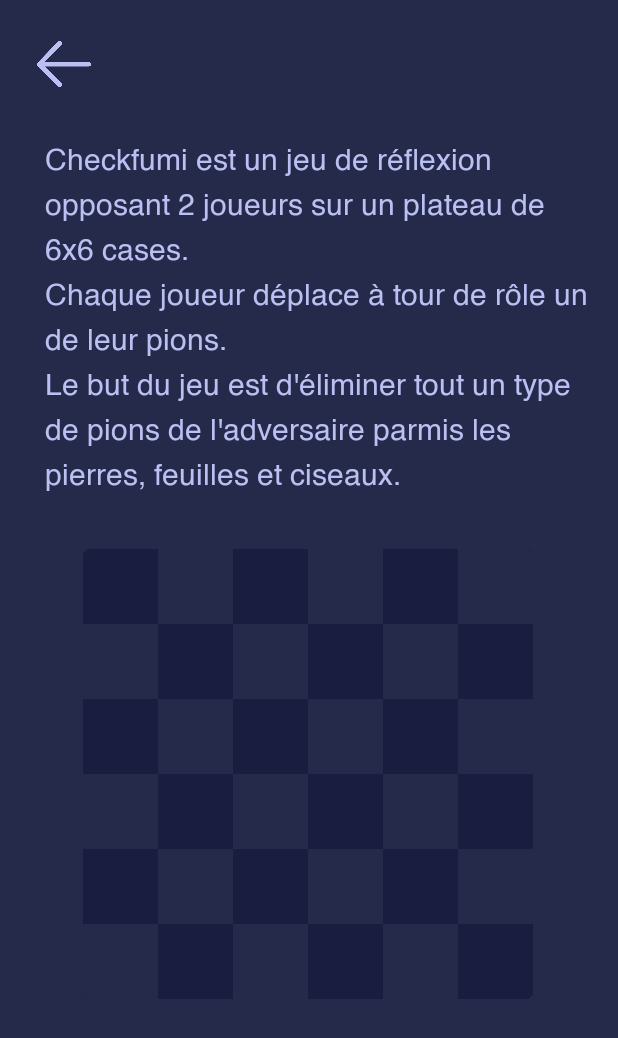
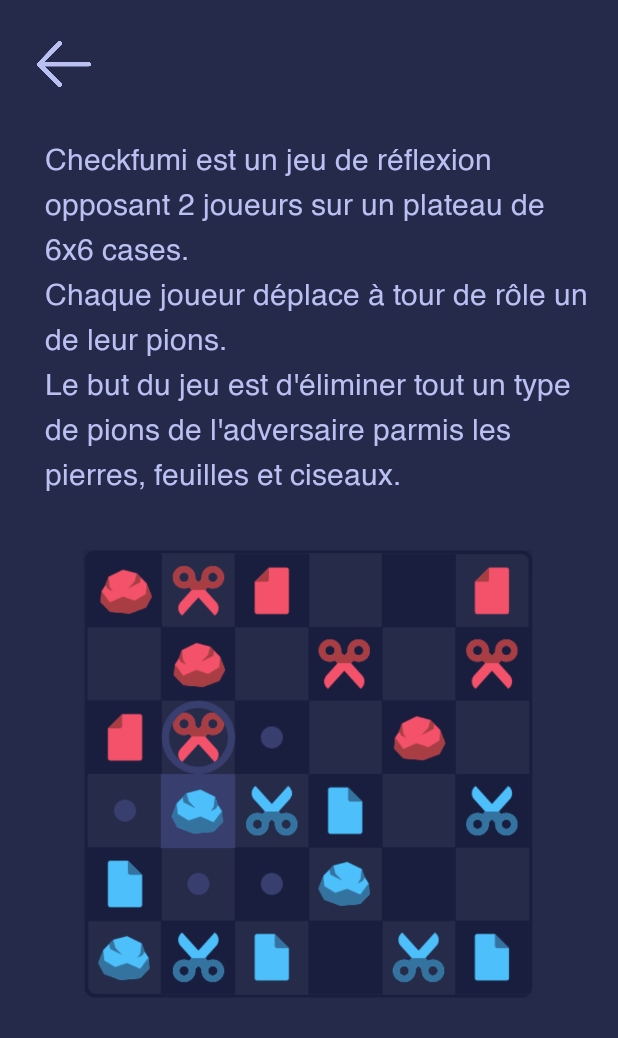
Before and after one commit to ClementJosse/Checkfumi, an Android app: the layout activity_tutoriel.xml on its own in the app's theme, with its tools: preview values and no code run, on a phone screen of 412 x 824 dp. Shown: the top 1038 px of the screen. Run offline under Robolectric (Android 15) with nearby library versions, the phone set to English and light mode, and no system bars.

Commit message:
last version

```diff
--- a/app/src/main/AndroidManifest.xml
+++ b/app/src/main/AndroidManifest.xml
@@ -9,6 +9,9 @@
         android:roundIcon="@mipmap/ic_launcher_round"
         android:supportsRtl="true"
         android:theme="@style/Theme.Checkfumi">
+        <activity
+            android:name=".Tutoriell"
+            android:exported="false" />
         <activity
             android:name=".Splashscreen"
             android:exported="true">
@@ -26,8 +29,7 @@
             android:exported="false" />
         <activity
             android:name=".MainActivity"
-            android:exported="true">
-        </activity>
+            android:exported="true"></activity>
     </application>
 
 </manifest>
--- a/app/src/main/java/fr/esiea/checkfumi/MainActivity.java
+++ b/app/src/main/java/fr/esiea/checkfumi/MainActivity.java
@@ -32,7 +32,7 @@ public class MainActivity extends AppCompatActivity {
         choix2.setOnClickListener(new View.OnClickListener() {
             @Override
             public void onClick(View view) {
-                Intent otherActivity = new Intent(getApplicationContext(), Tuto.class);
+                Intent otherActivity = new Intent(getApplicationContext(), Tutoriel.class);
                 startActivity(otherActivity);
                 finish();
             }
--- a/app/src/main/java/fr/esiea/checkfumi/Tuto.java
+++ /dev/null
@@ -1,13 +0,0 @@
-package fr.esiea.checkfumi;
-
-import android.support.v7.app.AppCompatActivity;
-import android.os.Bundle;
-
-public class Tuto extends AppCompatActivity {
-
-    @Override
-    protected void onCreate(Bundle savedInstanceState) {
-        super.onCreate(savedInstanceState);
-        setContentView(R.layout.activity_tuto);
-    }
-}
--- a/app/src/main/res/layout/activity_tuto.xml
+++ b/app/src/main/res/layout/activity_tutoriel.xml
@@ -3,7 +3,7 @@
     android:layout_width="match_parent"
     android:layout_height="match_parent">
 
-    <LinearLayout xmlns:android="http://schemas.android.com/apk/res/android"
+    <LinearLayout
         android:orientation="vertical"
         android:layout_width="match_parent"
         android:layout_height="match_parent"
@@ -15,27 +15,26 @@
             android:layout_width="65dp"
             android:layout_height="65dp"
             android:layout_marginTop="10dp"
-            android:layout_marginLeft="10dp"
-            android:src="@drawable/fleches"
-            />
+            android:layout_marginStart="10dp"
+            android:src="@drawable/fleches" />
 
         <TextView
             android:layout_width="match_parent"
+            android:layout_height="250dp"
+            android:layout_marginStart="30dp"
+            android:layout_marginTop="15dp"
+            android:layout_marginEnd="20dp"
             android:fontFamily="@font/helvetica"
             android:lineSpacingExtra="10dp"
-            android:layout_height="250dp"
-            android:layout_marginTop="15dp"
-            android:layout_marginLeft="30dp"
-            android:layout_marginRight="20dp"
-            android:text="Checkfumi est un jeu de réflexion opposant 2 joueurs sur un plateau de 6x6 cases.\nChaque joueur déplace à tour de rôle un de leur pions.\nLe but du jeu est d'éliminer tout un type de pions de l'adversaire parmis les pierres, feuilles et ciseaux."
+            android:text="@string/tuto"
             android:textColor="@color/grey1"
-            android:textSize="20dp" />
+            android:textSize="20sp" />
 
         <ImageView
             android:layout_width="300dp"
             android:layout_height="300dp"
-            android:src="@drawable/plateau"
-            android:layout_marginLeft="55dp"
+            android:src="@drawable/plateau_tuto"
+            android:layout_marginStart="55dp"
             android:layout_marginTop="25dp"
             />
 
--- a/app/src/main/res/values/strings.xml
+++ b/app/src/main/res/values/strings.xml
@@ -3,4 +3,5 @@
     <string name="play_button">Jouer</string>
     <string name="tutorial_button">Tutoriel</string>
     <string name="desc">Logo</string>
+    <string name="tuto">Checkfumi est un jeu de réflexion opposant 2 joueurs sur un plateau de 6x6 cases.\nChaque joueur déplace à tour de rôle un de leur pions.\nLe but du jeu est d\'éliminer tout un type de pions de l\'adversaire parmis les pierres, feuilles et ciseaux.</string>
 </resources>
```
Also changed, not shown: app/src/main/java/fr/esiea/checkfumi/Tutoriel.java (added, +29 -0 lines), app/src/main/res/drawable/plateau_tuto.png (added).
